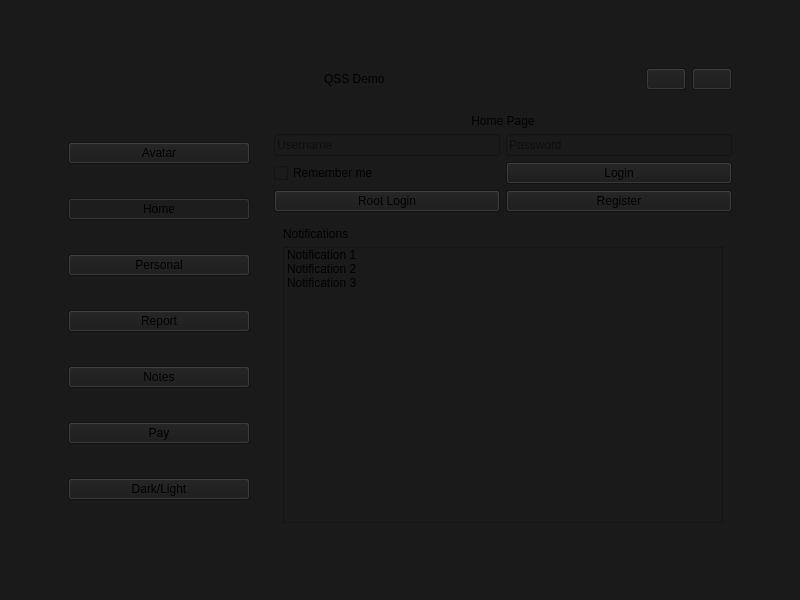
Above: mytest_github_theme_myobject/mainwindow.ui from zyjdmmm/test-qtcreator-qt6.8.3-cmake before the change. Below: the same form after it.
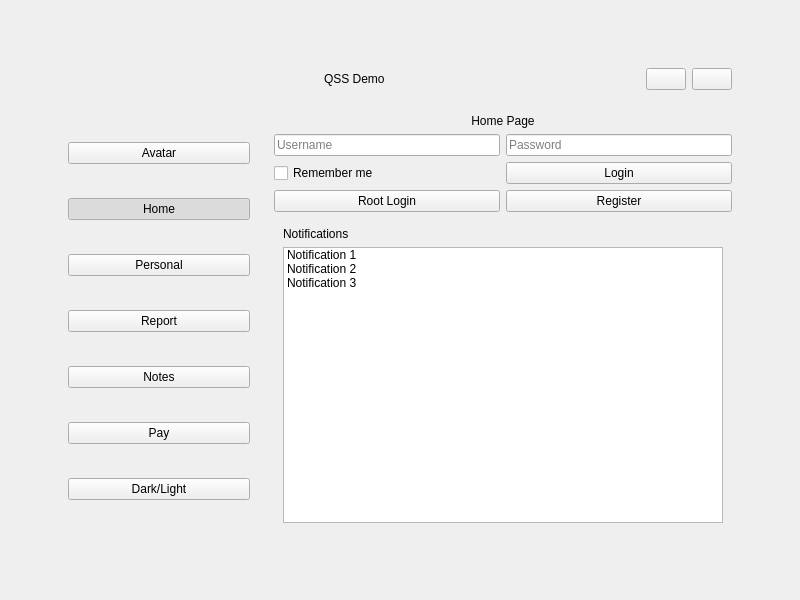
That is the form after the change.

Commit message: 不错好看

```diff
--- a/mytest_github_theme_myobject/mainwindow.ui
+++ b/mytest_github_theme_myobject/mainwindow.ui
@@ -13,9 +13,7 @@
   <property name="windowTitle">
    <string>QSS Demo</string>
   </property>
-  <property name="styleSheet">
-   <string notr="true">background-color: #1a1a1a;</string>
-  </property>
+  
   <widget class="QWidget" name="centralwidget">
    <widget class="QFrame" name="bgFrame">
     <property name="geometry">
```
The commit also changes 1 other file.
